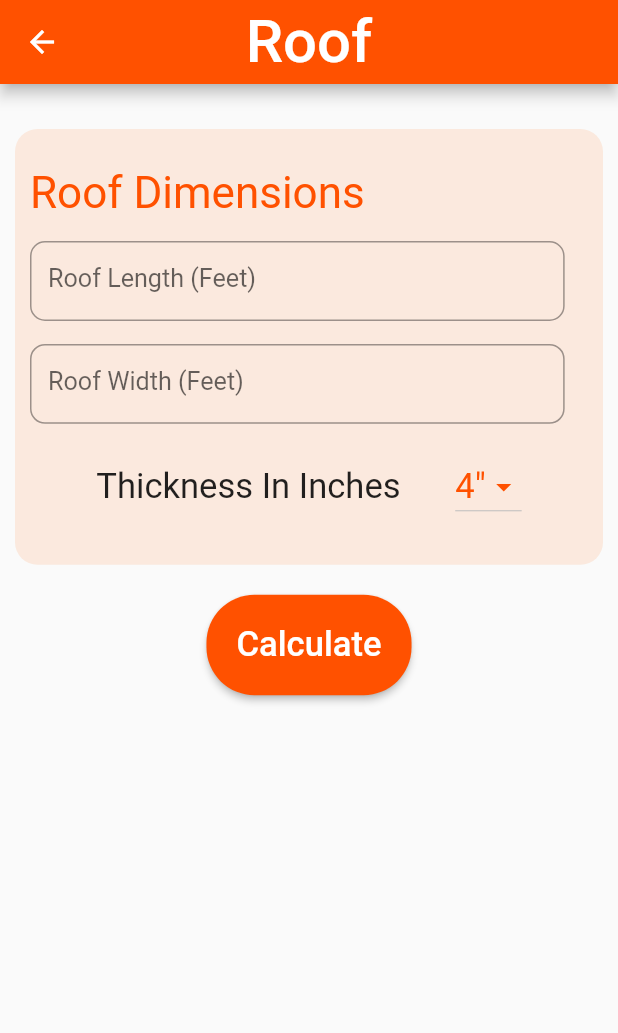
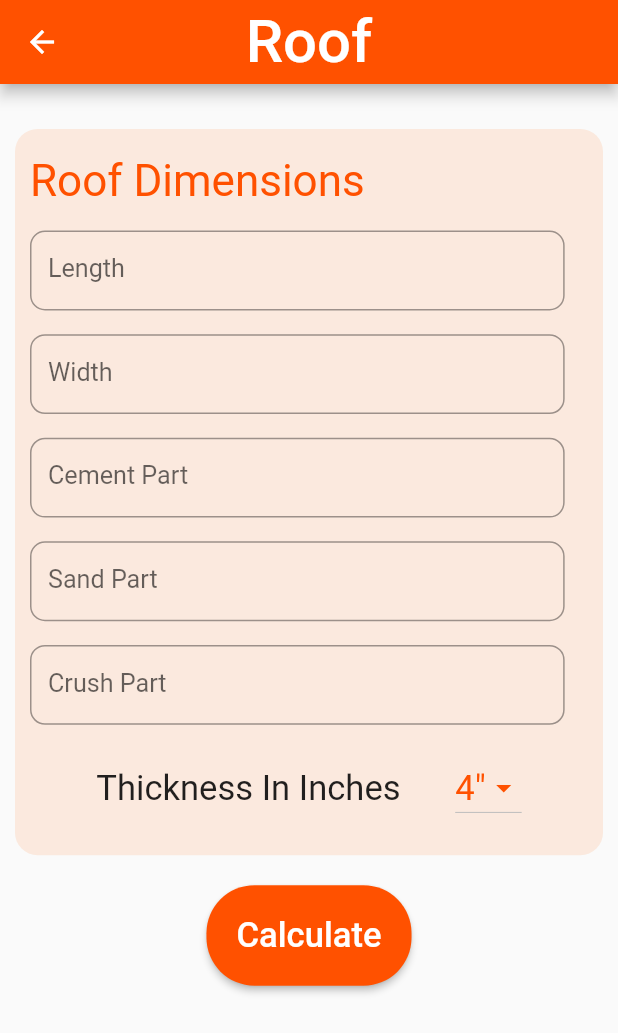
Before and after one commit to Hanfia12345/CONSTRUCTION, a Flutter app: the RoofEstimate screen opened directly, after a tap on "Calculate", on a phone screen of 412 x 824 dp. Shown: the top 1033 px of the screen. Run offline on Flutter 3.47's test engine with Material 2 defaults, Android fonts, the phone set to English and light mode, and no system bars; our stand-ins replace flutter_screenutil, geolocator, get, google_maps_flutter, image_picker, loading_animation_widget.

Commit message:
roof estimate 18 jan

```diff
--- a/lib/GUI/CustomerScreens/Construct.dart
+++ b/lib/GUI/CustomerScreens/Construct.dart
@@ -800,27 +800,46 @@ class _RoofEstimateState extends State<RoofEstimate> {
   TextEditingController cementrequired = TextEditingController();
   TextEditingController sandrequired = TextEditingController();
   TextEditingController steelrequired = TextEditingController();
+  TextEditingController cementpart = TextEditingController();
+  TextEditingController sandpart = TextEditingController();
+  TextEditingController crushpart = TextEditingController();
   bool isvisible = false;
   bool visible = false;
   void RoofEstimate() {
+
+    var totalratio=int.parse(cementpart.text)+int.parse(sandpart.text)+int.parse(crushpart.text);
+    var thickness;
+
     if (DropdownValue == '4"') {
-      int length = int.parse(RoofLength.text);
-      int Width = int.parse(RoofWidth.text);
-      var total_sqft = length * Width;
-      var steel_sqft = 0.0023809524;
-      var cement_sqft = 0.08648;
-      var sand_sqft = 0.141;
-      var crush_sqft = 0.2486742857;
-      var total_steel = (steel_sqft * total_sqft).toStringAsFixed(2);
-      //print(total_steel);
-      var total_crush = (crush_sqft * total_sqft).toStringAsFixed(2);
-      var totalsand = (total_sqft * sand_sqft).toStringAsFixed(2);
-      var totalcement = (total_sqft * cement_sqft).toStringAsFixed(2);
-      steelrequired.text = "$total_steel ton";
-      crushrequired.text = "$total_crush cuft";
-      cementrequired.text = "$totalcement bags";
-      sandrequired.text = "$totalsand cuft";
+      thickness=4;
     }
+    else if(DropdownValue == '5"'){
+      thickness=5;
+    }
+    else if(DropdownValue == '6"'){
+      thickness=6;
+    }
+    var thicknessinfoot=thickness/12;
+    var wetVolumeincft= int.parse(RoofLength.text)*int.parse(RoofWidth.text)*thicknessinfoot ;
+    //for steel calculation convert wet volume from cft to m3 or metre cube;
+    var wetvolumeinmetrecube=wetVolumeincft/35.3147;
+    //80 kg steel per one metre cube;
+    var steeltotal=wetvolumeinmetrecube*80;
+
+    // after applying water to the dry concrete mix, the volume of the dry concrete mix is reduced by about 54%. = 1.54;
+    // so to calculate dryvolume multplying wetvolume with 1.54;
+    var dryVolumeincft=wetVolumeincft*1.54;
+
+    var cementtotal=dryVolumeincft*int.parse(cementpart.text)/totalratio;
+
+    // volume of one cement bag is 1.22 cft. to convert cement from cft to bags we mill divide it by 1.22;
+
+    cementrequired.text="${(cementtotal/1.22).toStringAsFixed(2)} bags";
+
+    steelrequired.text="${(steeltotal/1000).toStringAsFixed(2)} Ton";
+    sandrequired.text="${(dryVolumeincft*int.parse(sandpart.text)/totalratio).toStringAsFixed(2)} cft";
+    crushrequired.text="${(dryVolumeincft*int.parse(crushpart.text)/totalratio).toStringAsFixed(2)} cft";
+
   }
 
   @override
@@ -836,7 +855,7 @@ class _RoofEstimateState extends State<RoofEstimate> {
         ),
         body: ListView(children: [
           Container(
-            height: 300.h,
+            height: 500.h,
             margin: const EdgeInsets.fromLTRB(10, 30, 10, 20),
             padding: const EdgeInsets.all(10),
             decoration: const BoxDecoration(
@@ -845,7 +864,7 @@ class _RoofEstimateState extends State<RoofEstimate> {
                   Radius.circular(15),
                 )),
             child: Column(
-              mainAxisAlignment: MainAxisAlignment.spaceEvenly,
+              mainAxisAlignment: MainAxisAlignment.spaceAround,
               children: [
                 Row(
                   children: [
@@ -863,11 +882,13 @@ class _RoofEstimateState extends State<RoofEstimate> {
                       height: 55.h,
                       width: 340.w,
                       child: TextField(
+                          keyboardType: TextInputType.number,
                           controller: RoofLength,
                           style: TextStyle(
                             fontSize: 16.sp,
                           ),
                           decoration: InputDecoration(
+                            labelText: "Length",
                             hintText: "Roof Length (Feet)",
                             // hintStyle: TextStyle(color: Colors.white),
                             border: OutlineInputBorder(
@@ -886,12 +907,90 @@ class _RoofEstimateState extends State<RoofEstimate> {
                       height: 55.h,
                       width: 340.w,
                       child: TextField(
+                          keyboardType: TextInputType.number,
                           controller: RoofWidth,
                           style: TextStyle(
                             fontSize: 16.sp,
                           ),
                           decoration: InputDecoration(
+                            labelText: "Width",
                             hintText: "Roof Width (Feet)",
+                            //contentPadding: EdgeInsets.only(top: 10),
+                            //hintStyle: TextStyle(color: Colors.white),
+                            border: OutlineInputBorder(
+                              borderRadius: BorderRadius.circular(10),
+                              borderSide: const BorderSide(
+                                color: Colors.white,
+                              ),
+                            ),
+                          )),
+                    ),
+                  ],
+                ),
+                Row(
+                  children: [
+                    SizedBox(
+                      height: 55.h,
+                      width: 340.w,
+                      child: TextField(
+                        keyboardType: TextInputType.number,
+                          controller: cementpart,
+                          style: TextStyle(
+                            fontSize: 16.sp,
+                          ),
+                          decoration: InputDecoration(
+                            labelText: "Cement Part",
+                            hintText: "1-9",
+                            //hintStyle: TextStyle(color: Colors.white),
+                            border: OutlineInputBorder(
+                              borderRadius: BorderRadius.circular(10),
+                              borderSide: const BorderSide(
+                                color: Colors.white,
+                              ),
+                            ),
+                          )),
+                    ),
+                  ],
+                ),
+                Row(
+                  children: [
+                    SizedBox(
+                      height: 55.h,
+                      width: 340.w,
+                      child: TextField(
+                          keyboardType: TextInputType.number,
+                          controller: sandpart,
+                          style: TextStyle(
+                            fontSize: 16.sp,
+                          ),
+                          decoration: InputDecoration(
+                            labelText: "Sand Part",
+                            hintText: "1-9",
+                            //hintStyle: TextStyle(color: Colors.white),
+                            border: OutlineInputBorder(
+                              borderRadius: BorderRadius.circular(10),
+                              borderSide: const BorderSide(
+                                color: Colors.white,
+                              ),
+                            ),
+                          )),
+                    ),
+                  ],
+                ),
+                Row(
+                  children: [
+                    SizedBox(
+                      height: 55.h,
+                      width: 340.w,
+                      child: TextField(
+                          keyboardType: TextInputType.number,
+                          controller: crushpart,
+                          style: TextStyle(
+                            fontSize: 16.sp,
+                          ),
+                          decoration: InputDecoration(
+                            labelText: "Crush Part",
+                            hintText: "1-9",
                             //hintStyle: TextStyle(color: Colors.white),
                             border: OutlineInputBorder(
                               borderRadius: BorderRadius.circular(10),
@@ -1109,7 +1208,7 @@ class _RoofEstimateState extends State<RoofEstimate> {
                                         const Color.fromARGB(255, 255, 81, 0),
                                   ),
                                   decoration: InputDecoration(
-                                    hintText: "10.35 cft",
+                                    //hintText: "10.35 cft",
                                     hintStyle: const TextStyle(
                                         color: Color.fromARGB(255, 255, 81, 0)),
                                     border: OutlineInputBorder(
--- a/lib/GUI/globalApi.dart
+++ b/lib/GUI/globalApi.dart
@@ -2,7 +2,7 @@
 
 // ignore_for_file: file_names
 
-var ip = "192.168.1.27";
+var ip = "192.168.1.36";
 var url = "http://$ip/apii/api/apii";
 var pImagesUrl = "http://$ip/apii/Images/productImages/";
 //const String googleAPIKey="AIzaSyD5lSuZ29sF8t99w8nzNFCwSzW0HXFi1NE";
```
